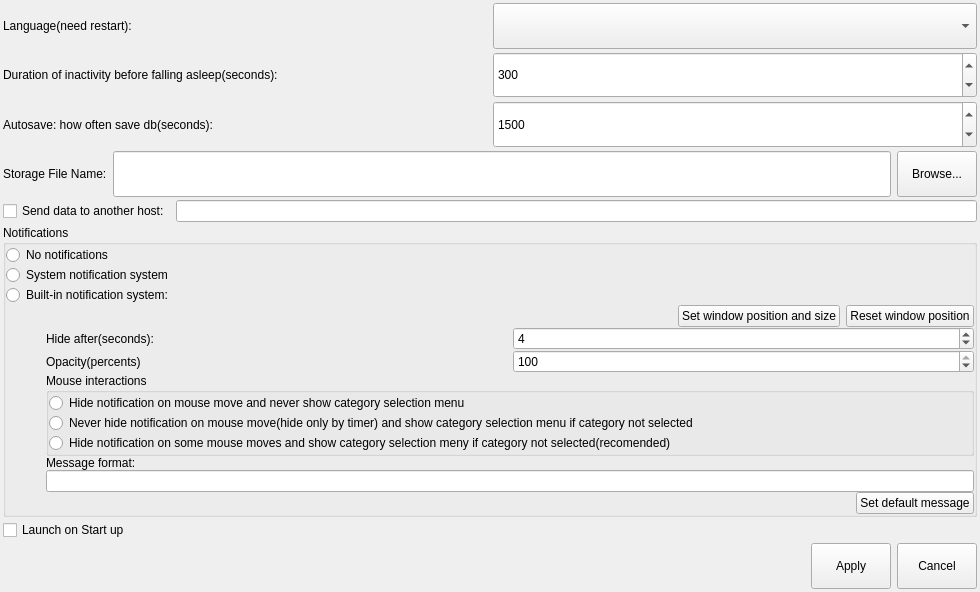
The window that TrackYourTime/ui/settingswindow.ui (Allexin/TrackYourTime) describes before a commit, drawn with Qt 5.
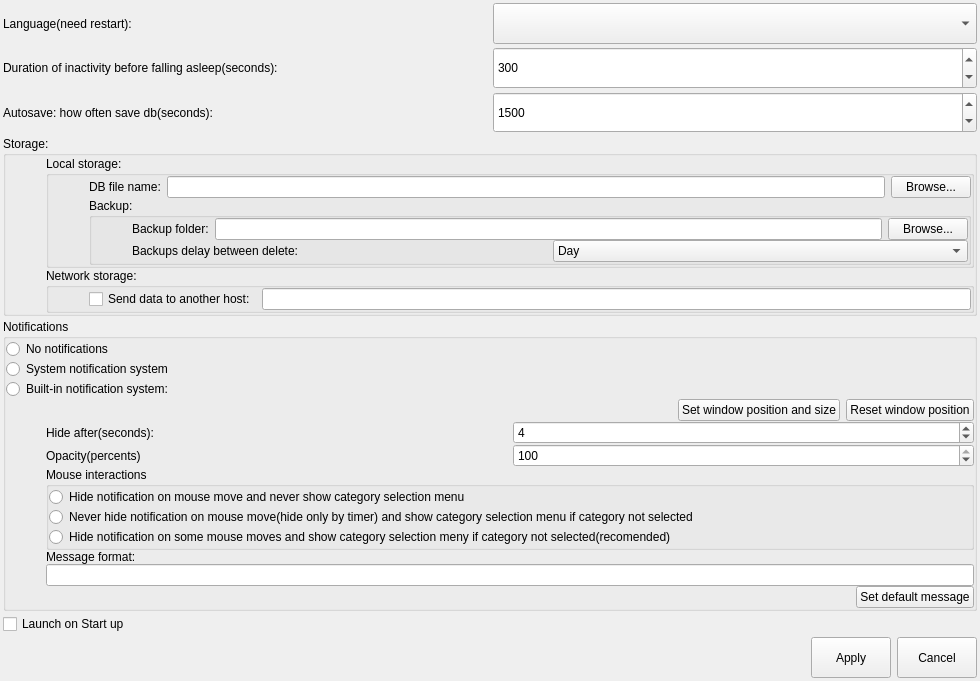
The same window after the commit.

Commit message: -check updates -set invisible items to gray -backup

What changed in the file:
```diff
--- a/TrackYourTime/ui/settingswindow.ui
+++ b/TrackYourTime/ui/settingswindow.ui
@@ -7,7 +7,7 @@
     <x>0</x>
     <y>0</y>
     <width>980</width>
-    <height>592</height>
+    <height>681</height>
    </rect>
   </property>
   <property name="sizePolicy">
@@ -139,6 +139,48 @@
      </layout>
     </item>
     <item>
+     <widget class="QGroupBox" name="groupBox_3">
+      <property name="title">
+       <string>Storage:</string>
+      </property>
+      <layout class="QVBoxLayout" name="verticalLayout_5">
+       <property name="spacing">
+        <number>0</number>
+       </property>
+       <property name="leftMargin">
+        <number>40</number>
+       </property>
+       <property name="topMargin">
+        <number>0</number>
+       </property>
+       <property name="rightMargin">
+        <number>0</number>
+       </property>
+       <property name="bottomMargin">
+        <number>0</number>
+       </property>
+       <item>
+        <widget class="QGroupBox" name="groupBox_4">
+         <property name="title">
+          <string>Local storage:</string>
+         </property>
+         <layout class="QVBoxLayout" name="verticalLayout_6">
+          <property name="spacing">
+           <number>0</number>
+          </property>
+          <property name="leftMargin">
+           <number>40</number>
+          </property>
+          <property name="topMargin">
+           <number>0</number>
+          </property>
+          <property name="rightMargin">
+           <number>0</number>
+          </property>
+          <property name="bottomMargin">
+           <number>0</number>
+          </property>
+          <item>
      <layout class="QHBoxLayout" name="horizontalLayout">
       <item>
        <widget class="QLabel" name="label_5">
@@ -149,7 +191,7 @@
          </sizepolicy>
         </property>
         <property name="text">
-         <string>Storage File Name:</string>
+               <string>DB file name:</string>
         </property>
         <property name="scaledContents">
          <bool>false</bool>
@@ -182,6 +224,115 @@
      </layout>
     </item>
     <item>
+           <widget class="QGroupBox" name="groupBox_6">
+            <property name="title">
+             <string>Backup:</string>
+            </property>
+            <layout class="QVBoxLayout" name="verticalLayout_8">
+             <property name="spacing">
+              <number>0</number>
+             </property>
+             <property name="leftMargin">
+              <number>40</number>
+             </property>
+             <property name="topMargin">
+              <number>0</number>
+             </property>
+             <property name="rightMargin">
+              <number>0</number>
+             </property>
+             <property name="bottomMargin">
+              <number>0</number>
+             </property>
+             <item>
+              <layout class="QHBoxLayout" name="horizontalLayout_5">
+               <item>
+                <widget class="QLabel" name="label_7">
+                 <property name="text">
+                  <string>Backup folder:</string>
+                 </property>
+                </widget>
+               </item>
+               <item>
+                <widget class="QLineEdit" name="lineEditBackupFolder"/>
+               </item>
+               <item>
+                <widget class="QPushButton" name="pushButtonBrowseBackupFolder">
+                 <property name="text">
+                  <string>Browse...</string>
+                 </property>
+                </widget>
+               </item>
+              </layout>
+             </item>
+             <item>
+              <layout class="QHBoxLayout" name="horizontalLayout_10">
+               <item>
+                <widget class="QLabel" name="label">
+                 <property name="text">
+                  <string>Backups delay between delete:</string>
+                 </property>
+                </widget>
+               </item>
+               <item>
+                <widget class="QComboBox" name="comboBoxBackupDelay">
+                 <item>
+                  <property name="text">
+                   <string>Day</string>
+                  </property>
+                 </item>
+                 <item>
+                  <property name="text">
+                   <string>Week</string>
+                  </property>
+                 </item>
+                 <item>
+                  <property name="text">
+                   <string>Month</string>
+                  </property>
+                 </item>
+                 <item>
+                  <property name="text">
+                   <string>Year</string>
+                  </property>
+                 </item>
+                 <item>
+                  <property name="text">
+                   <string>Forever</string>
+                  </property>
+                 </item>
+                </widget>
+               </item>
+              </layout>
+             </item>
+            </layout>
+           </widget>
+          </item>
+         </layout>
+        </widget>
+       </item>
+       <item>
+        <widget class="QGroupBox" name="groupBox_5">
+         <property name="title">
+          <string>Network storage:</string>
+         </property>
+         <layout class="QVBoxLayout" name="verticalLayout_7">
+          <property name="spacing">
+           <number>0</number>
+          </property>
+          <property name="leftMargin">
+           <number>40</number>
+          </property>
+          <property name="topMargin">
+           <number>0</number>
+          </property>
+          <property name="rightMargin">
+           <number>0</number>
+          </property>
+          <property name="bottomMargin">
+           <number>0</number>
+          </property>
+          <item>
      <layout class="QHBoxLayout" name="horizontalLayout_8">
       <item>
        <widget class="QCheckBox" name="checkBoxClientMode">
@@ -194,6 +345,12 @@
        <widget class="QLineEdit" name="lineEditClientModeHost"/>
       </item>
      </layout>
+          </item>
+         </layout>
+        </widget>
+       </item>
+      </layout>
+     </widget>
     </item>
     <item>
      <widget class="QGroupBox" name="groupBox">
```
Lines whose indentation alone changed are shown as unchanged. The commit also changes 14 other files.
